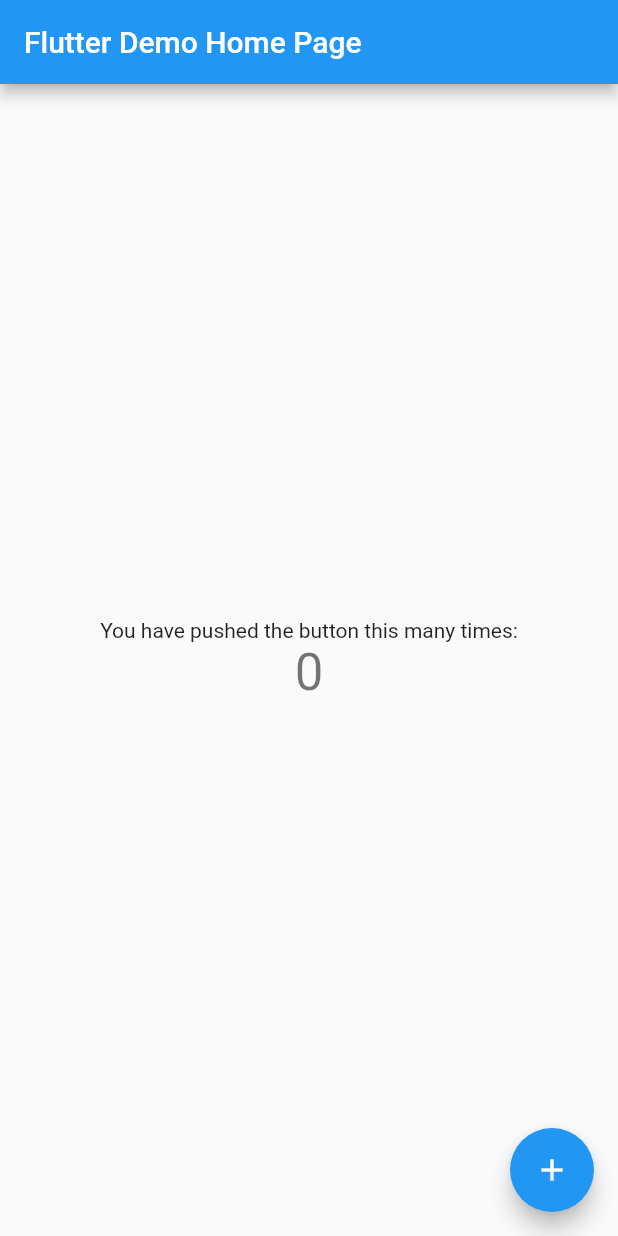
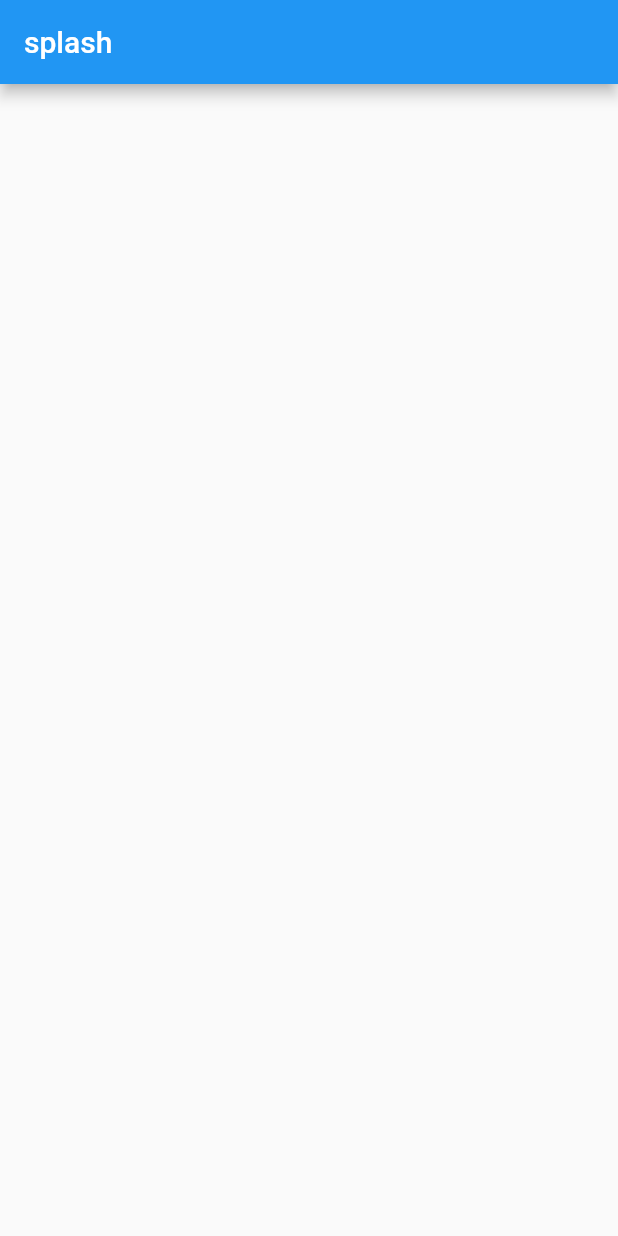
Before and after one commit to GiovaniFSO/veggie_burguer_mobile, a Flutter app: the screen it shows after launch, on a phone screen of 412 x 824 dp. Run offline on Flutter 3.47's test engine with Material 2 defaults, Android fonts, the phone set to English and light mode, and no system bars; our stand-ins replace get; Roboto replaces fonts that are missing (mplus1).

Commit message:
wip: assets and splash page

```diff
--- /dev/null
+++ b/lib/app/core/ui/veggie_ui.dart
@@ -0,0 +1,28 @@
+
+import 'package:flutter/material.dart';
+
+class VeggieUi {
+
+  VeggieUi._();
+
+  static final ThemeData theme = ThemeData(
+    primaryColor: const Color(0xFF007D21),
+    primaryColorDark: const Color(0xFF00343F),
+    fontFamily: 'mplus1',
+    elevatedButtonTheme: ElevatedButtonThemeData(
+      style: ElevatedButton.styleFrom(
+        primary: const Color(0xFF007D21),
+        textStyle: const TextStyle(fontFamily: 'mplus1'),
+      ),
+    ),
+    bottomNavigationBarTheme: BottomNavigationBarThemeData(
+      selectedItemColor: Colors.black,
+      selectedIconTheme: const IconThemeData(color: Colors.black),
+      selectedLabelStyle: textBold,
+      unselectedItemColor: Colors.grey[400],
+      unselectedIconTheme: IconThemeData(color: Colors.grey[400])
+    )
+  );
+
+  static const TextStyle textBold = TextStyle(fontWeight: FontWeight.bold);
+}
--- /dev/null
+++ b/lib/app/modules/splash/splash_page.dart
@@ -0,0 +1,14 @@
+import 'package:flutter/material.dart';
+
+class SplashPage extends StatelessWidget {
+
+  const SplashPage({ Key? key }) : super(key: key);
+
+   @override
+   Widget build(BuildContext context) {
+       return Scaffold(
+           appBar: AppBar(title: const Text('splash'),),
+           body: Container(),
+       );
+  }
+}
--- /dev/null
+++ b/lib/app/routes/splash_routes.dart
@@ -0,0 +1,12 @@
+
+import 'package:get/get.dart';
+import 'package:veggie_burguer_mobile/app/modules/splash/splash_page.dart';
+
+class SplashRoutes {
+
+  SplashRoutes._();
+
+  static final routers = <GetPage>[
+    GetPage(name: '/', page: () => const SplashPage())
+  ];
+}
--- a/lib/main.dart
+++ b/lib/main.dart
@@ -1,115 +1,23 @@
 import 'package:flutter/material.dart';
+import 'package:get/get.dart';
+import 'package:veggie_burguer_mobile/app/core/ui/veggie_ui.dart';
+import 'package:veggie_burguer_mobile/app/routes/splash_routes.dart';
 
 void main() {
-  runApp(const MyApp());
+  runApp(const VeggieBurguerMainApp());
 }
 
-class MyApp extends StatelessWidget {
-  const MyApp({Key? key}) : super(key: key);
+class VeggieBurguerMainApp extends StatelessWidget {
+  const VeggieBurguerMainApp({ Key? key }) : super(key: key);
 
-  // This widget is the root of your application.
   @override
   Widget build(BuildContext context) {
-    return MaterialApp(
-      title: 'Flutter Demo',
-      theme: ThemeData(
-        // This is the theme of your application.
-        //
-        // Try running your application with "flutter run". You'll see the
-        // application has a blue toolbar. Then, without quitting the app, try
-        // changing the primarySwatch below to Colors.green and then invoke
-        // "hot reload" (press "r" in the console where you ran "flutter run",
-        // or simply save your changes to "hot reload" in a Flutter IDE).
-        // Notice that the counter didn't reset back to zero; the application
-        // is not restarted.
-        primarySwatch: Colors.blue,
-      ),
-      home: const MyHomePage(title: 'Flutter Demo Home Page'),
+    return GetMaterialApp(
+      title: 'Veggie Burger',
+      theme: VeggieUi.theme,
+      getPages: [
+        ...SplashRoutes.routers
+      ],
     );
   }
 }
-
-class MyHomePage extends StatefulWidget {
-  const MyHomePage({Key? key, required this.title}) : super(key: key);
-
-  // This widget is the home page of your application. It is stateful, meaning
-  // that it has a State object (defined below) that contains fields that affect
-  // how it looks.
-
-  // This class is the configuration for the state. It holds the values (in this
-  // case the title) provided by the parent (in this case the App widget) and
-  // used by the build method of the State. Fields in a Widget subclass are
-  // always marked "final".
-
-  final String title;
-
-  @override
-  State<MyHomePage> createState() => _MyHomePageState();
-}
-
-class _MyHomePageState extends State<MyHomePage> {
-  int _counter = 0;
-
-  void _incrementCounter() {
-    setState(() {
-      // This call to setState tells the Flutter framework that something has
-      // changed in this State, which causes it to rerun the build method below
-      // so that the display can reflect the updated values. If we changed
-      // _counter without calling setState(), then the build method would not be
-      // called again, and so nothing would appear to happen.
-      _counter++;
-    });
-  }
-
-  @override
-  Widget build(BuildContext context) {
-    // This method is rerun every time setState is called, for instance as done
-    // by the _incrementCounter method above.
-    //
-    // The Flutter framework has been optimized to make rerunning build methods
-    // fast, so that you can just rebuild anything that needs updating rather
-    // than having to individually change instances of widgets.
-    return Scaffold(
-      appBar: AppBar(
-        // Here we take the value from the MyHomePage object that was created by
-        // the App.build method, and use it to set our appbar title.
-        title: Text(widget.title),
-      ),
-      body: Center(
-        // Center is a layout widget. It takes a single child and positions it
-        // in the middle of the parent.
-        child: Column(
-          // Column is also a layout widget. It takes a list of children and
-          // arranges them vertically. By default, it sizes itself to fit its
-          // children horizontally, and tries to be as tall as its parent.
-          //
-          // Invoke "debug painting" (press "p" in the console, choose the
-          // "Toggle Debug Paint" action from the Flutter Inspector in Android
-          // Studio, or the "Toggle Debug Paint" command in Visual Studio Code)
-          // to see the wireframe for each widget.
-          //
-          // Column has various properties to control how it sizes itself and
-          // how it positions its children. Here we use mainAxisAlignment to
-          // center the children vertically; the main axis here is the vertical
-          // axis because Columns are vertical (the cross axis would be
-          // horizontal).
-          mainAxisAlignment: MainAxisAlignment.center,
-          children: <Widget>[
-            const Text(
-              'You have pushed the button this many times:',
-            ),
-            Text(
-              '$_counter',
-              style: Theme.of(context).textTheme.headline4,
-            ),
-          ],
-        ),
-      ),
-      floatingActionButton: FloatingActionButton(
-        onPressed: _incrementCounter,
-        tooltip: 'Increment',
-        child: const Icon(Icons.add),
-      ), // This trailing comma makes auto-formatting nicer for build methods.
-    );
-  }
-}
```
Also changed, not shown: pubspec.yaml (+12 -4 lines), assets/images/lanche.png (added), assets/images/logo.png (added), assets/images/logo_rounded.png (added), assets/images/splash_fundo.png (added), pubspec.lock, 5 other files.
